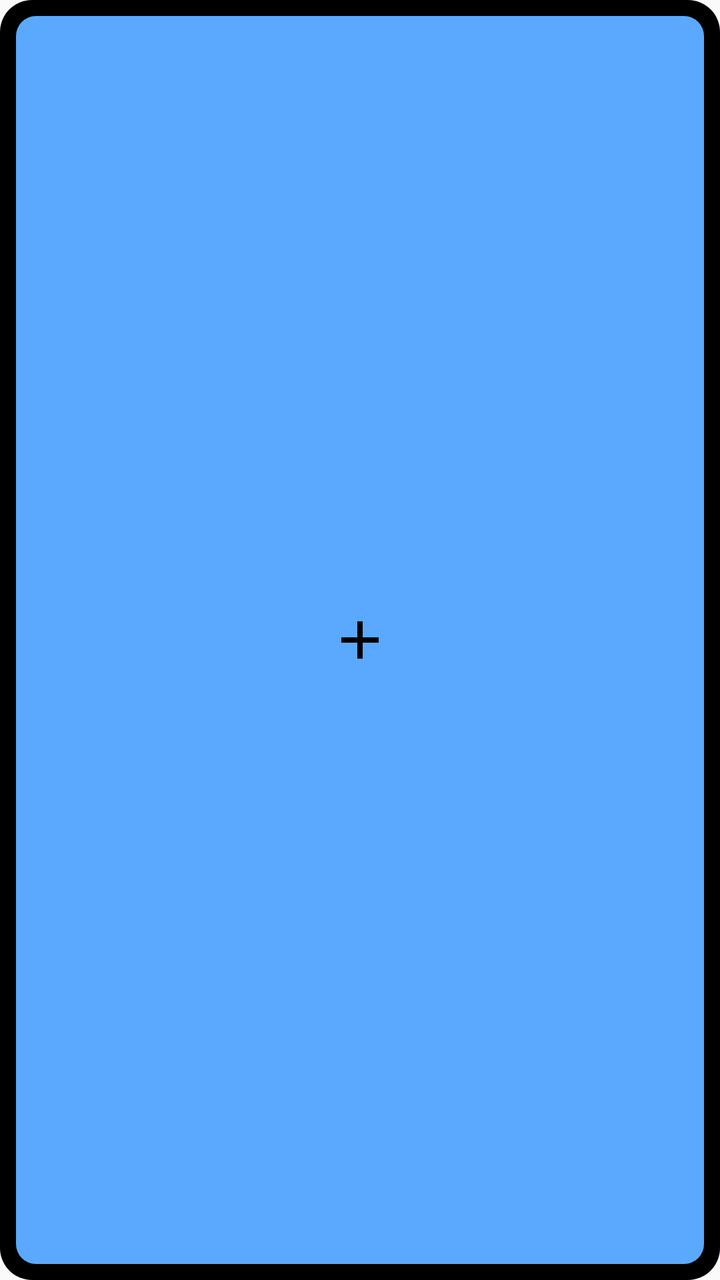
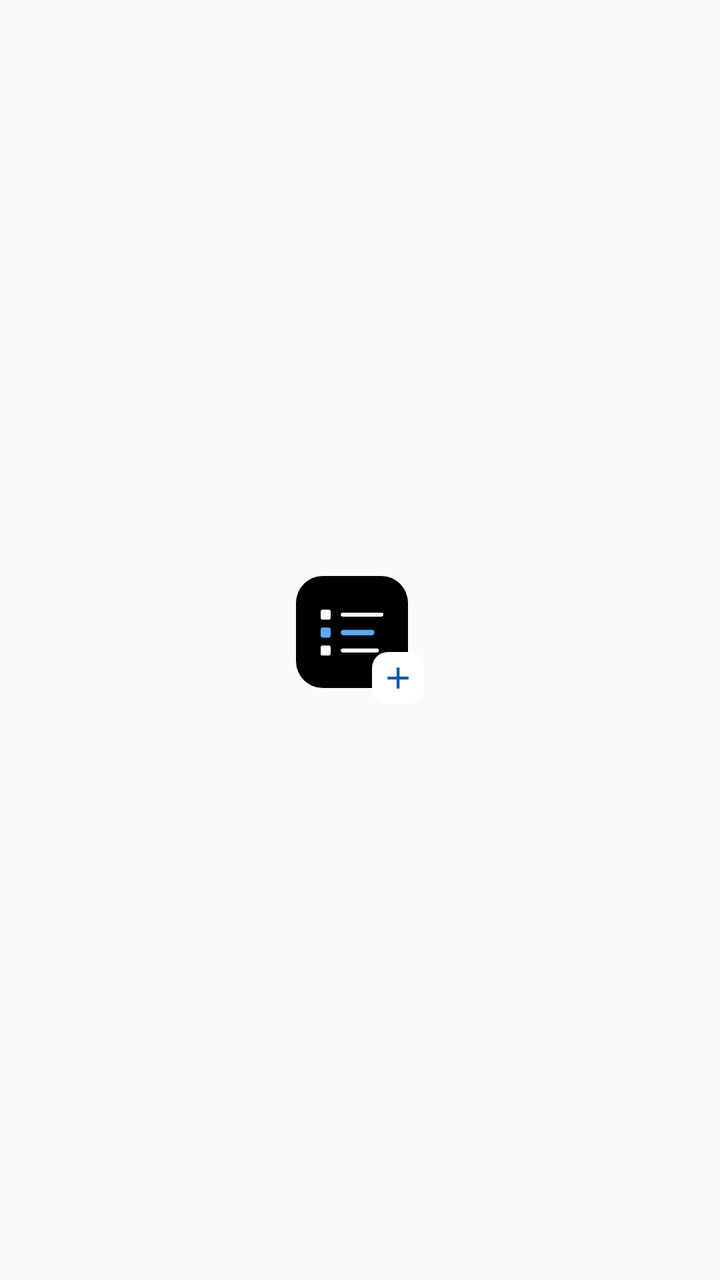

An Android layout rendered at two revisions. The XML below is the earlier revision; the diff shows what the commit changed to produce the second picture.
<!-- AndroidManifest.xml: application theme Theme.NameList -->
<!-- res/layout/widget_icon.xml -->
<?xml version="1.0" encoding="utf-8"?>
<FrameLayout xmlns:android="http://schemas.android.com/apk/res/android"
    android:layout_width="match_parent"
    android:layout_height="match_parent"
    android:background="@drawable/widget_background"
    android:padding="8dp">

    <FrameLayout
        android:id="@+id/widget_add"
        android:layout_width="match_parent"
        android:layout_height="match_parent"
        android:background="@drawable/widget_add_background"
        android:contentDescription="@string/add_person">

        <ImageView
            android:layout_width="32dp"
            android:layout_height="32dp"
            android:layout_gravity="center"
            android:importantForAccessibility="no"
            android:src="@drawable/ic_add"
            android:tint="#000000" />
    </FrameLayout>
</FrameLayout>
<!-- resources referenced by this layout -->
<resources>
  <!-- drawable ic_add (drawable) -->
  <?xml version="1.0" encoding="utf-8"?>
  <vector xmlns:android="http://schemas.android.com/apk/res/android"
      android:width="24dp" android:height="24dp"
      android:viewportWidth="24" android:viewportHeight="24">
      <path android:fillColor="#FF000000" android:pathData="M19,13h-6v6h-2v-6H5v-2h6V5h2v6h6v2z" />
  </vector>
  <!-- drawable widget_add_background (drawable) -->
  <?xml version="1.0" encoding="utf-8"?>
  <shape xmlns:android="http://schemas.android.com/apk/res/android" android:shape="rectangle">
      <solid android:color="@color/widget_accent" />
      <corners android:radius="10dp" />
  </shape>
  <!-- drawable widget_background (drawable) -->
  <?xml version="1.0" encoding="utf-8"?>
  <shape xmlns:android="http://schemas.android.com/apk/res/android" android:shape="rectangle">
      <solid android:color="@color/widget_background" />
      <corners android:radius="16dp" />
  </shape>
  <string name="add_person">Add person</string>
  <style name="Theme.NameList" parent="android:Theme.Material.Light.NoActionBar" />
  <color name="widget_accent">#5AA9FF</color>
  <color name="widget_background">#000000</color>
</resources>

<!-- the commit's change to res/layout/widget_icon.xml (unified diff, before → after) -->
@@ -1,23 +1,34 @@
 <?xml version="1.0" encoding="utf-8"?>
 <FrameLayout xmlns:android="http://schemas.android.com/apk/res/android"
     android:layout_width="match_parent"
-    android:layout_height="match_parent"
-    android:background="@drawable/widget_background"
-    android:padding="8dp">
+    android:layout_height="match_parent">
 
     <FrameLayout
         android:id="@+id/widget_add"
-        android:layout_width="match_parent"
-        android:layout_height="match_parent"
-        android:background="@drawable/widget_add_background"
-        android:contentDescription="@string/add_person">
+        android:layout_width="64dp"
+        android:layout_height="64dp"
+        android:layout_gravity="center"
+        android:contentDescription="@string/widget_add_description">
 
         <ImageView
-            android:layout_width="32dp"
-            android:layout_height="32dp"
-            android:layout_gravity="center"
+            android:layout_width="56dp"
+            android:layout_height="56dp"
             android:importantForAccessibility="no"
-            android:src="@drawable/ic_add"
-            android:tint="#000000" />
+            android:src="@drawable/ic_app_mark" />
+
+        <FrameLayout
+            android:layout_width="26dp"
+            android:layout_height="26dp"
+            android:layout_gravity="bottom|end"
+            android:background="@drawable/widget_badge_background">
+
+            <ImageView
+                android:layout_width="18dp"
+                android:layout_height="18dp"
+                android:layout_gravity="center"
+                android:importantForAccessibility="no"
+                android:src="@drawable/ic_add"
+                android:tint="@color/widget_accent" />
+        </FrameLayout>
     </FrameLayout>
 </FrameLayout>
<!-- resource entries referenced after the edit -->
@@ -7,21 +7,24 @@
       android:viewportWidth="24" android:viewportHeight="24">
       <path android:fillColor="#FF000000" android:pathData="M19,13h-6v6h-2v-6H5v-2h6V5h2v6h6v2z" />
   </vector>
-  <!-- drawable widget_add_background (drawable) -->
+  <!-- drawable ic_app_mark (drawable) -->
   <?xml version="1.0" encoding="utf-8"?>
-  <shape xmlns:android="http://schemas.android.com/apk/res/android" android:shape="rectangle">
-      <solid android:color="@color/widget_accent" />
-      <corners android:radius="10dp" />
-  </shape>
-  <!-- drawable widget_background (drawable) -->
+  <vector xmlns:android="http://schemas.android.com/apk/res/android"
+      android:width="48dp" android:height="48dp"
+      android:viewportWidth="100" android:viewportHeight="100">
+      <path android:fillColor="#000000" android:pathData="M24,0h52a24,24 0 0 1 24,24v52a24,24 0 0 1 -24,24h-52a24,24 0 0 1 -24,-24v-52a24,24 0 0 1 24,-24z" />
+      <path android:fillColor="#FFFFFF" android:pathData="M24,30h5a2,2 0 0 1 2,2v5a2,2 0 0 1 -2,2h-5a2,2 0 0 1 -2,-2v-5a2,2 0 0 1 2,-2z M24,62h5a2,2 0 0 1 2,2v5a2,2 0 0 1 -2,2h-5a2,2 0 0 1 -2,-2v-5a2,2 0 0 1 2,-2z M41.75,32.75h34.5a1.75,1.75 0 0 1 0,3.5h-34.5a1.75,1.75 0 0 1 0,-3.5z M41.75,64.75h30.5a1.75,1.75 0 0 1 0,3.5h-30.5a1.75,1.75 0 0 1 0,-3.5z" />
+      <path android:fillColor="#5AA9FF" android:pathData="M24,46h5a2,2 0 0 1 2,2v5a2,2 0 0 1 -2,2h-5a2,2 0 0 1 -2,-2v-5a2,2 0 0 1 2,-2z M42.5,48h25a2.5,2.5 0 0 1 0,5h-25a2.5,2.5 0 0 1 0,-5z" />
+  </vector>
+  <!-- drawable widget_badge_background (drawable) -->
   <?xml version="1.0" encoding="utf-8"?>
   <shape xmlns:android="http://schemas.android.com/apk/res/android" android:shape="rectangle">
       <solid android:color="@color/widget_background" />
-      <corners android:radius="16dp" />
+      <corners android:radius="8dp" />
   </shape>
-  <string name="add_person">Add person</string>
+  <string name="widget_add_description">Name List: add a person</string>
   <style name="Theme.NameList" parent="android:Theme.Material.Light.NoActionBar" />
-  <color name="widget_accent">#5AA9FF</color>
-  <color name="widget_background">#000000</color>
+  <color name="widget_accent">#0B5CAD</color>
+  <color name="widget_background">#FFFFFF</color>
 </resources>
 
